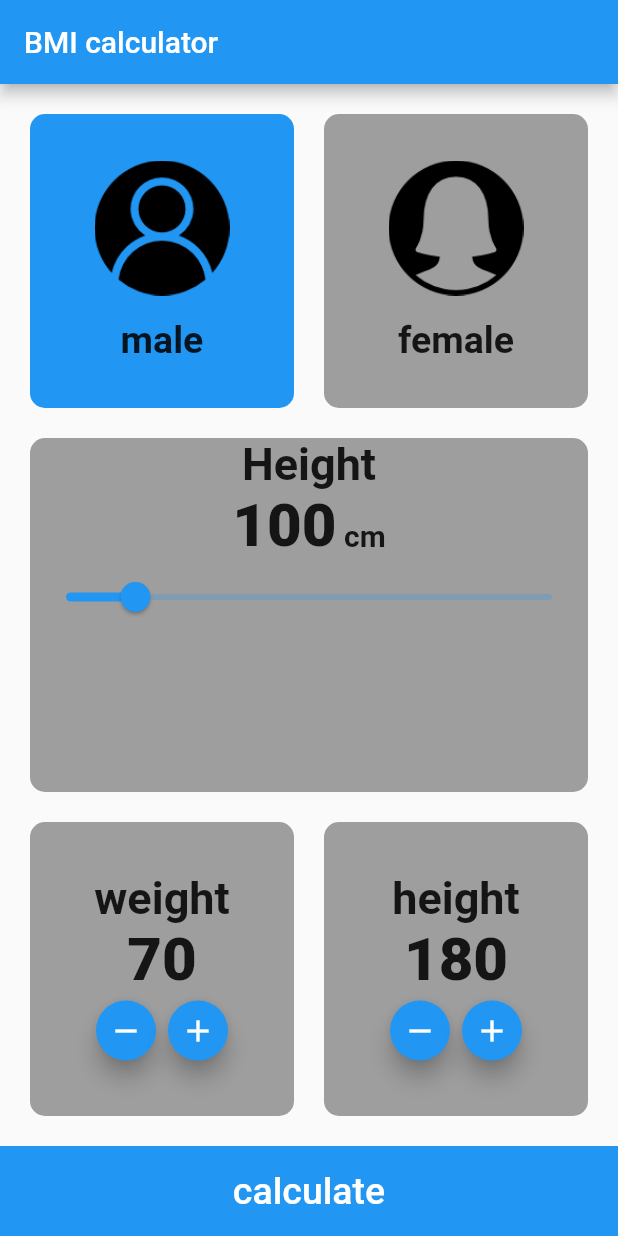
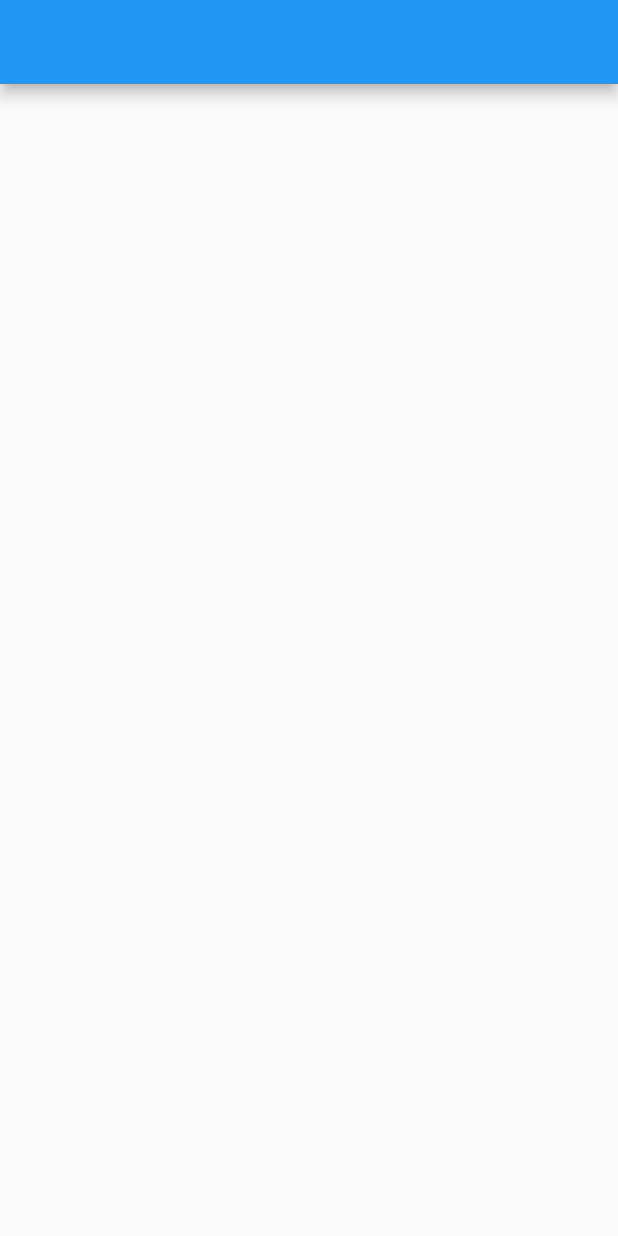
Before and after one commit to fathyBaiomy/bmi_calculator, a Flutter app: the screen it shows after launch, on a phone screen of 412 x 824 dp. Run offline on Flutter 3.47's test engine with Material 2 defaults, Android fonts, the phone set to English and light mode, and no system bars.

```diff
--- /dev/null
+++ b/lib/BMIResult.dart
@@ -0,0 +1,16 @@
+import 'package:flutter/cupertino.dart';
+import 'package:flutter/material.dart';
+
+class BMIResult extends StatelessWidget {
+  @override
+  Widget build(BuildContext context) {
+    return MaterialApp(
+      title: 'bmi result',
+      debugShowCheckedModeBanner: false,
+      theme: ThemeData(),
+      home: Scaffold(
+        appBar: AppBar(),
+      ),
+    );
+  }
+}
--- a/lib/main.dart
+++ b/lib/main.dart
@@ -1,7 +1,8 @@
+import 'package:bmi_calculator_app/BMIResult.dart';
 import 'package:flutter/material.dart';
 
 void main() {
-  runApp(const MyApp());
+  runApp(BMIResult());
 }
 
 class MyApp extends StatefulWidget {
```
